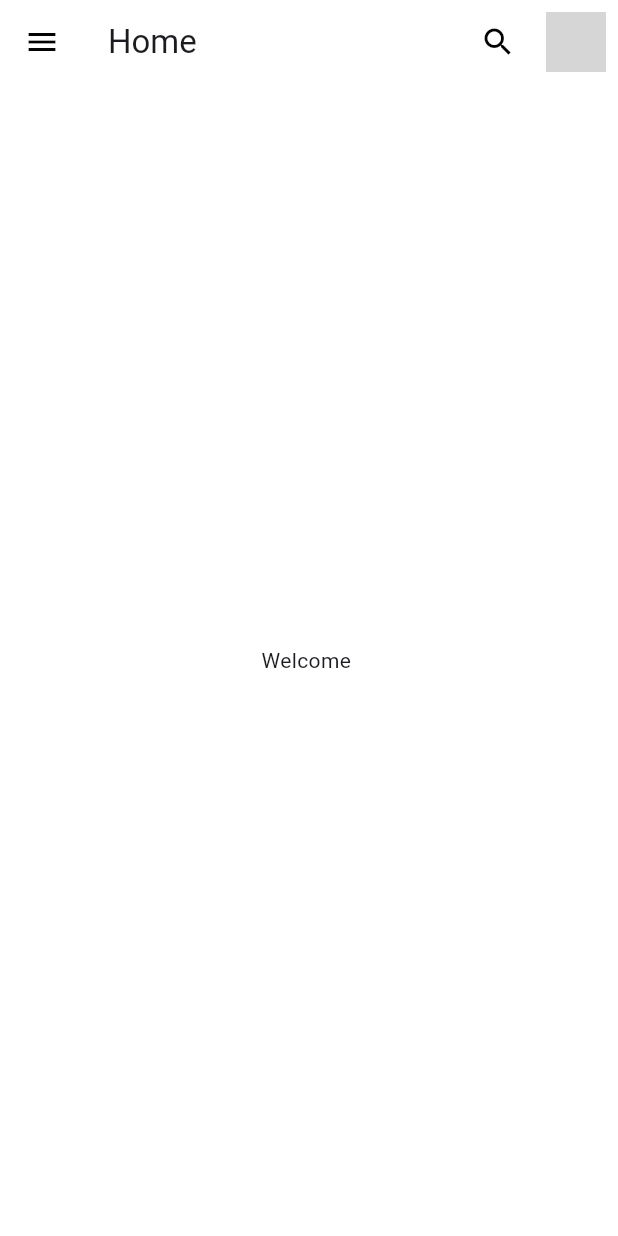
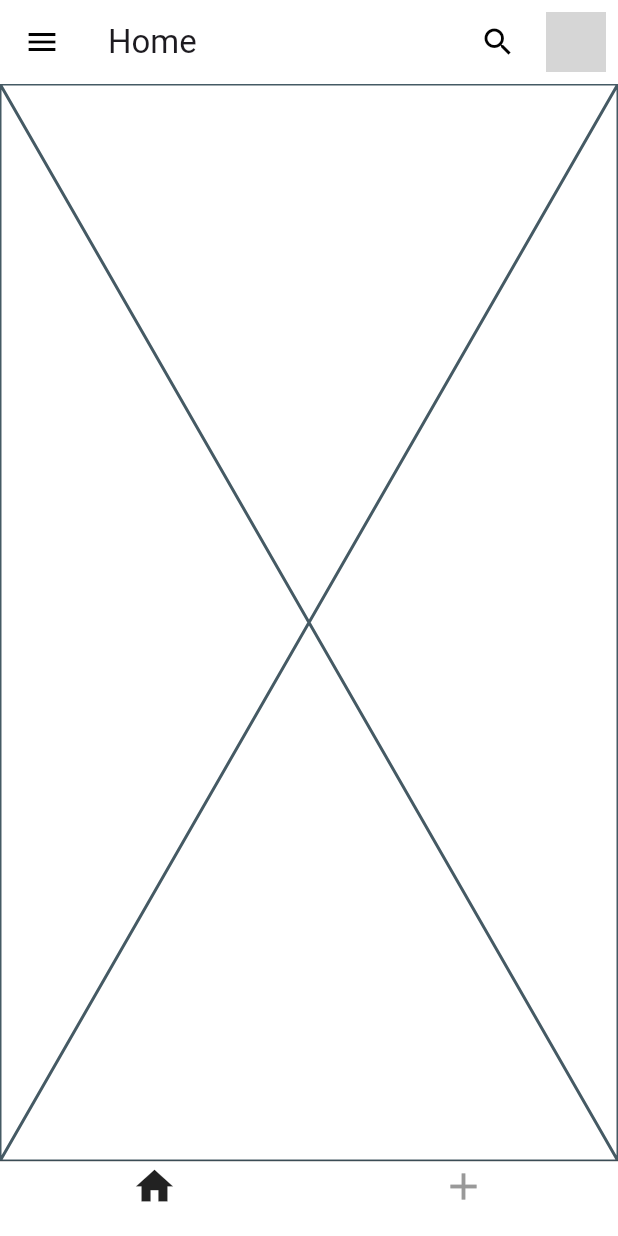
Before and after one commit to abhi3940/reddit_clone, a Flutter app: the screen it shows once a user with an empty profile is signed in, on a phone screen of 412 x 824 dp. Run offline on Flutter 3.47's test engine with Material 3 defaults, Android fonts, the phone set to English and light mode, and no system bars; our stand-ins replace cloud_firestore, dotted_border, file_picker, firebase_auth, firebase_core, firebase_storage and 5 more; accounts and stored records are empty; network calls fail; grey boxes are pictures that could not be loaded.

Commit message:
272 add post Screen Ui

```diff
--- a/lib/core/constants/constants.dart
+++ b/lib/core/constants/constants.dart
@@ -1,4 +1,6 @@
 import 'package:flutter/material.dart';
+import 'package:reddit_clone/features/feed/feed_screen.dart';
+import 'package:reddit_clone/features/posts/screens/add_post_screen.dart';
 
 class Constants {
   static const appName = 'Reddit Clone';
@@ -10,6 +12,11 @@ class Constants {
       'https://thumbs.dreamstime.com/b/abstract-stained-pattern-rectangle-background-blue-sky-over-fiery-red-orange-color-modern-painting-art-watercolor-effe-texture-123047399.jpg';
   static const avatarDefault =
       'https://external-preview.redd.it/5kh5OreeLd85QsqYO1Xz_4XSLYwZntfjqou-8fyBFoE.png?auto=webp&s=dbdabd04c399ce9c761ff899f5d38656d1de87c2';
+
+  static const tabWidgets = [
+    FeedScreen(),
+    AddPostScreen(),
+  ];
 
   static const IconData up =
       IconData(0xe800, fontFamily: 'MyFlutterApp', fontPackage: null);
--- /dev/null
+++ b/lib/features/feed/feed_screen.dart
@@ -0,0 +1,11 @@
+import 'package:flutter/material.dart';
+import 'package:flutter_riverpod/flutter_riverpod.dart';
+
+class FeedScreen extends ConsumerWidget {
+  const FeedScreen ({super.key});
+
+  @override
+  Widget build(BuildContext context, WidgetRef ref) {
+    return Placeholder();
+  }
+}
--- a/lib/features/home/screens/home_screen.dart
+++ b/lib/features/home/screens/home_screen.dart
@@ -1,12 +1,21 @@
+import 'package:flutter/cupertino.dart';
 import 'package:flutter/material.dart';
 import 'package:flutter_riverpod/flutter_riverpod.dart';
+import 'package:reddit_clone/core/constants/constants.dart';
 import 'package:reddit_clone/features/auth/contorller/auth_controller.dart';
 import 'package:reddit_clone/features/home/delegates/search_community_delegates.dart';
 import 'package:reddit_clone/features/home/drawers/community_list_drawer.dart';
 import 'package:reddit_clone/features/home/drawers/profile_drawer.dart';
+import 'package:reddit_clone/theme/pallete.dart';
 
-class HomeScreen extends ConsumerWidget {
+class HomeScreen extends ConsumerStatefulWidget {
   const HomeScreen({super.key});
+
+  @override
+  ConsumerState<ConsumerStatefulWidget> createState() => _HomeScreenState();
+}
+  class _HomeScreenState extends ConsumerState<HomeScreen> {
+    int _page =0;
 
   void displayDrawer(BuildContext context) {
     Scaffold.of(context).openDrawer();
@@ -14,10 +23,17 @@ class HomeScreen extends ConsumerWidget {
   void displayEndDrawer(BuildContext context) {
     Scaffold.of(context).openEndDrawer();
   }
+  void onPageChanged(int page) {
+    setState(() {
+      _page = page;
+    });
+  }
+
 
   @override
-  Widget build(BuildContext context, WidgetRef ref) {
+  Widget build(BuildContext context) {
     final user = ref.watch(userProvider)!;
+    final currentTheme = ref.watch(ThemeNotifierProvider);
     return Scaffold(
       appBar: AppBar(
         title: const Text('Home'),
@@ -50,11 +66,20 @@ class HomeScreen extends ConsumerWidget {
           ),
         ],
       ),
-      body: Center(
-        child: Text('Welcome ${user.name}'),
-      ),
+      body: Constants.tabWidgets[_page],
       drawer: const CommunityDrawer(),
       endDrawer: const ProfileDrawer(),
+      bottomNavigationBar: CupertinoTabBar(
+        activeColor: currentTheme.iconTheme.color,
+        backgroundColor: currentTheme.backgroundColor,
+        items: const [
+          BottomNavigationBarItem(icon: Icon(Icons.home), label: ''),
+          BottomNavigationBarItem(icon: Icon(Icons.add), label: ''),],
+          onTap: onPageChanged,
+          currentIndex: _page,
+      ) ,
     );
   }
+
+
 }
--- a/lib/router.dart
+++ b/lib/router.dart
@@ -9,6 +9,7 @@ import 'package:reddit_clone/features/communities/screens/create_community_scree
 import 'package:reddit_clone/features/communities/screens/edit_community_screen.dart';
 import 'package:reddit_clone/features/communities/screens/mod_tools_scren.dart';
 import 'package:reddit_clone/features/home/screens/home_screen.dart';
+import 'package:reddit_clone/features/posts/screens/add_post_type_screen.dart';
 import 'package:reddit_clone/features/user_profile/screens/edit_profile_screen.dart';
 import 'package:reddit_clone/features/user_profile/screens/user_profile_screen.dart';
 import 'package:routemaster/routemaster.dart';
@@ -50,5 +51,9 @@ final loggedInRoutes = RouteMap(
             child: EditProfileScreen(
           uid: route.pathParameters['uid']!,
         )),
+        '/add-post/:type': (route) => MaterialPage(
+            child: AddPostTypeScreen(
+          type: route.pathParameters['type']!,
+        )),
   },
 );
--- a/lib/theme/pallete.dart
+++ b/lib/theme/pallete.dart
@@ -75,7 +75,7 @@ class ThemeNotifier extends StateNotifier<ThemeData> {
 
   void toggleTheme() async {
     SharedPreferences prefs = await SharedPreferences.getInstance();
-    if (_mode == ThemeMode.light) {
+    if (_mode == ThemeMode.dark) {
       _mode = ThemeMode.light;
       state = Pallete.lightModeAppTheme;
       prefs.setString('theme', 'light');
```
Also changed, not shown: lib/features/posts/screens/add_post_screen.dart (added, +82 -0 lines), lib/features/posts/screens/add_post_type_screen.dart (added, +18 -0 lines).
